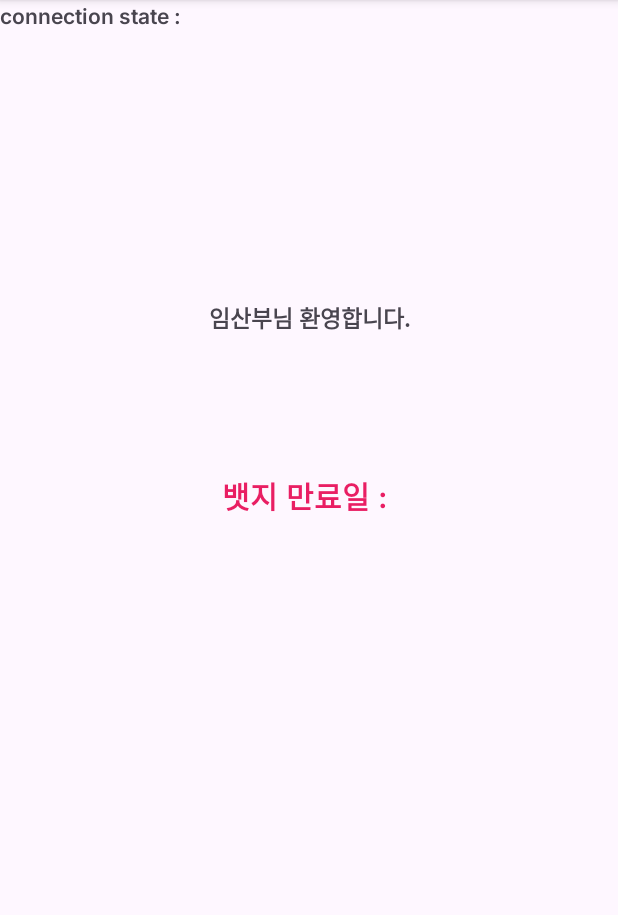
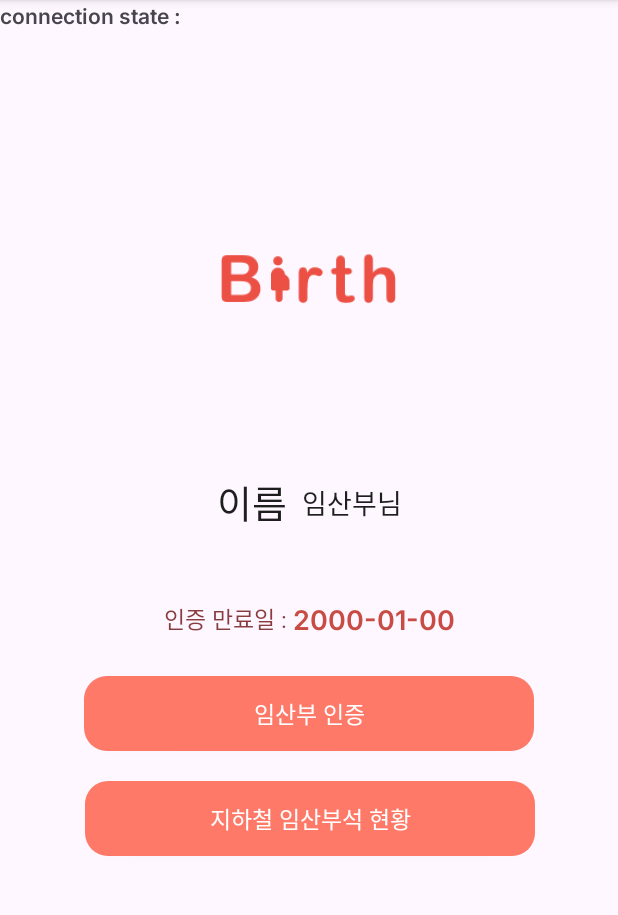
Before and after one commit to kchaeeun/Birth-FRONT, an Android app: the BluetoothActivity screen opened directly, with no data from a screen before it, on a phone screen of 412 x 824 dp, the part 96-1011 px from its top. Run offline under Robolectric (Android 15) with nearby library versions, the phone set to English and light mode, and no system bars.

Commit message:
feat : 인증 완료 화면 디자인 수정

```diff
--- a/app/src/main/AndroidManifest.xml
+++ b/app/src/main/AndroidManifest.xml
@@ -15,7 +15,6 @@
     <uses-permission android:name="android.permission.REQUEST_IGNORE_BATTERY_OPTIMIZATIONS" />
     <uses-permission android:name="android.permission.POST_NOTIFICATIONS" />
 
-
     <application
             android:name=".BluetoothApplication"
             android:allowBackup="true"
@@ -28,6 +27,10 @@
             android:theme="@style/Theme.Birth"
             android:usesCleartextTraffic="true"
             tools:targetApi="31">
+        <activity
+                android:name=".NoCertifiActivity"
+                android:exported="false" />
+
         <service
                 android:name=".service.BluetoothService"
                 android:enabled="true"
@@ -43,29 +46,31 @@
                 <action android:name="android.intent.action.BOOT_COMPLETED" />
             </intent-filter>
         </receiver>
-        <receiver android:name=".alarm.CheckAlarmReceiver"
+        <receiver
+                android:name=".alarm.CheckAlarmReceiver"
                 android:exported="false">
             <intent-filter>
-<!--                <action android:name="alarm-action"/>-->
-                <action android:name="kr.ac.duksung.birth.YES_ACTION"/>
+
+                <!-- <action android:name="alarm-action"/> -->
+                <action android:name="kr.ac.duksung.birth.YES_ACTION" />
             </intent-filter>
         </receiver>
-        <receiver android:name=".alarm.YesActionReceiver"
+        <receiver
+                android:name=".alarm.YesActionReceiver"
                 android:exported="false">
             <intent-filter>
-                <action android:name="kr.ac.duksung.birth.YES_ACTION"/>
+                <action android:name="kr.ac.duksung.birth.YES_ACTION" />
             </intent-filter>
         </receiver>
-        <receiver android:name=".alarm.NoActionReceiver"
+        <receiver
+                android:name=".alarm.NoActionReceiver"
                 android:exported="false">
             <intent-filter>
-                <action android:name="kr.ac.duksung.birth.NO_ACTION"/>
+                <action android:name="kr.ac.duksung.birth.NO_ACTION" />
             </intent-filter>
-        </receiver>
-
-<!--        <activity-->
-<!--                android:name=".CheckActivity"-->
-<!--                android:exported="false" />-->
+        </receiver> <!-- <activity -->
+        <!-- android:name=".CheckActivity" -->
+        <!-- android:exported="false" /> -->
         <activity
                 android:name=".MainActivity"
                 android:exported="true">
@@ -83,7 +88,7 @@
                 android:name="preloaded_fonts"
                 android:resource="@array/preloaded_fonts" />
 
-                <service android:name=".TestService" />
+        <service android:name=".TestService" />
     </application>
 
 </manifest>
--- /dev/null
+++ b/app/src/main/java/kr/ac/duksung/birth/NoCertifiActivity.kt
@@ -0,0 +1,11 @@
+package kr.ac.duksung.birth
+
+import androidx.appcompat.app.AppCompatActivity
+import android.os.Bundle
+
+class NoCertifiActivity : AppCompatActivity() {
+    override fun onCreate(savedInstanceState: Bundle?) {
+        super.onCreate(savedInstanceState)
+        setContentView(R.layout.activity_no_certifi)
+    }
+}
--- /dev/null
+++ b/app/src/main/res/drawable/btn_check_background_15.xml
@@ -0,0 +1,6 @@
+<?xml version="1.0" encoding="utf-8"?>
+<shape xmlns:android="http://schemas.android.com/apk/res/android"
+        android:shape="rectangle">
+    <solid android:color="#FE7968" /> <!-- 배경 색상 -->
+    <corners android:radius="15dp"/>
+</shape>
--- a/app/src/main/res/layout/activity_bluetooth.xml
+++ b/app/src/main/res/layout/activity_bluetooth.xml
@@ -5,6 +5,19 @@
     android:layout_width="match_parent"
     android:layout_height="match_parent"
     tools:context=".CheckActivity">
+
+    <ImageView
+            android:id="@+id/textView"
+            android:layout_width="122dp"
+            android:layout_height="50dp"
+            android:background="@drawable/ic_birth"
+            android:textSize="30sp"
+            app:layout_constraintEnd_toEndOf="parent"
+            app:layout_constraintHorizontal_bias="0.498"
+            app:layout_constraintStart_toStartOf="parent"
+            android:fontFamily="@font/inter_semibold"
+            app:layout_constraintTop_toTopOf="parent"
+            android:layout_marginTop="160dp" />
 
     <TextView
             android:id="@+id/textView3"
@@ -23,33 +36,114 @@
         app:layout_constraintStart_toEndOf="@+id/textView3"
         app:layout_constraintTop_toTopOf="parent" />
 
-    <TextView
-            android:id="@+id/textView2"
+    <androidx.constraintlayout.widget.ConstraintLayout
             android:layout_width="wrap_content"
             android:layout_height="wrap_content"
-            android:text="임산부님 환영합니다."
-            android:textSize="15sp"
-            android:textAlignment="center"
+            android:id="@+id/constraintLayout2"
+            app:layout_constraintTop_toBottomOf="@+id/textView"
+            app:layout_constraintStart_toStartOf="parent"
             app:layout_constraintEnd_toEndOf="parent"
-            app:layout_constraintStart_toStartOf="parent"
-            android:fontFamily="@font/inter_semibold"
-            app:layout_constraintTop_toTopOf="parent"
-            android:layout_marginTop="200dp"
-            android:gravity="center_horizontal" />
+            android:layout_marginTop="105dp">
 
-    <TextView
-            android:id="@+id/input_string_text"
+        <TextView
+                android:id="@+id/textView2"
+                android:layout_width="wrap_content"
+                android:layout_height="wrap_content"
+                android:text="이름"
+                android:textSize="25sp"
+                android:textAlignment="center"
+                android:textColor="#1E1E1E"
+                app:layout_constraintStart_toStartOf="parent"
+                android:fontFamily="@font/pretendard_extrabold"
+                android:gravity="center_horizontal"
+                app:layout_constraintTop_toTopOf="parent"
+                app:layout_constraintBottom_toBottomOf="parent" />
+
+        <TextView
+                android:id="@+id/preg_text"
+                android:layout_width="wrap_content"
+                android:layout_height="wrap_content"
+                android:text="임산부님"
+                android:textSize="18sp"
+                android:textAlignment="center"
+                android:textColor="#1E1E1E"
+                android:fontFamily="@font/pretendard_semibold"
+                android:gravity="center_horizontal"
+                app:layout_constraintStart_toEndOf="@+id/textView2"
+                android:layout_marginLeft="10dp"
+                android:layout_marginStart="10dp"
+                app:layout_constraintEnd_toEndOf="parent"
+                app:layout_constraintTop_toTopOf="parent"
+                app:layout_constraintBottom_toBottomOf="parent" />
+
+    </androidx.constraintlayout.widget.ConstraintLayout>
+
+    <androidx.constraintlayout.widget.ConstraintLayout
             android:layout_width="wrap_content"
             android:layout_height="wrap_content"
-            android:layout_marginTop="92dp"
-            android:text="뱃지 만료일 : "
-            android:textColor="#E91E63"
-            android:textSize="20sp"
+            app:layout_constraintStart_toStartOf="parent"
             app:layout_constraintEnd_toEndOf="parent"
+            app:layout_constraintTop_toBottomOf="@+id/constraintLayout2"
+            android:id="@+id/constraintLayout"
+            android:layout_marginTop="46dp">
+
+        <TextView
+                android:id="@+id/certi_text"
+                android:layout_width="84dp"
+                android:layout_height="24dp"
+                android:text="인증 만료일 : "
+                android:textColor="#883C3F"
+                android:textSize="15sp"
+                android:fontFamily="@font/pretendard_regular"
+                app:layout_constraintStart_toStartOf="parent"
+                app:layout_constraintBottom_toBottomOf="parent"
+                app:layout_constraintTop_toTopOf="parent" />
+
+        <TextView
+                android:id="@+id/input_string_text"
+                android:layout_width="wrap_content"
+                android:layout_height="wrap_content"
+                android:text="2000-01-00"
+                android:textColor="#C84C44"
+                android:textSize="18sp"
+                android:fontFamily="@font/inter_semibold"
+                app:layout_constraintStart_toEndOf="@+id/certi_text"
+                android:layout_marginLeft="2dp"
+                android:layout_marginStart="2dp"
+                app:layout_constraintEnd_toEndOf="parent"
+                app:layout_constraintBottom_toBottomOf="parent"
+                app:layout_constraintTop_toTopOf="parent" />
+    </androidx.constraintlayout.widget.ConstraintLayout>
+
+    <androidx.appcompat.widget.AppCompatButton
+            android:layout_width="300dp"
+            android:layout_height="50dp"
+            android:text="임산부 인증"
+            android:textSize="15sp"
+            android:textColor="@color/white"
+            android:fontFamily="@font/pretendard_regular"
+            android:background="@drawable/btn_check_background_15"
             app:layout_constraintStart_toStartOf="parent"
-            app:layout_constraintTop_toBottomOf="@+id/textView2"
-            android:fontFamily="@font/inter_semibold" />
+            app:layout_constraintEnd_toEndOf="parent"
+            app:layout_constraintTop_toBottomOf="@+id/constraintLayout"
+            android:layout_marginTop="26dp"
+            android:id="@+id/appCompatButton" />
+
+    <androidx.appcompat.widget.AppCompatButton
+            android:layout_width="300dp"
+            android:layout_height="50dp"
+            android:text="지하철 임산부석 현황"
+            android:textSize="15sp"
+            android:textColor="@color/white"
+            android:fontFamily="@font/pretendard_regular"
+            android:background="@drawable/btn_check_background_15"
+            app:layout_constraintStart_toStartOf="parent"
+            app:layout_constraintEnd_toEndOf="parent"
+            app:layout_constraintTop_toBottomOf="@+id/appCompatButton"
+            app:layout_constraintHorizontal_bias="0.504"
+            android:layout_marginTop="20dp" />
 </androidx.constraintlayout.widget.ConstraintLayout>
+
 
 <!--<?xml version="1.0" encoding="utf-8"?>-->
 <!--<LinearLayout-->
--- a/app/src/main/res/layout/activity_main.xml
+++ b/app/src/main/res/layout/activity_main.xml
@@ -17,7 +17,7 @@
             app:layout_constraintStart_toStartOf="parent"
             android:fontFamily="@font/inter_semibold"
             app:layout_constraintTop_toTopOf="parent"
-            android:layout_marginTop="184dp" />
+            android:layout_marginTop="160dp" />
 
     <androidx.appcompat.widget.AppCompatButton
             android:id="@+id/button"
--- /dev/null
+++ b/app/src/main/res/layout/activity_no_certifi.xml
@@ -0,0 +1,9 @@
+<?xml version="1.0" encoding="utf-8"?>
+<androidx.constraintlayout.widget.ConstraintLayout xmlns:android="http://schemas.android.com/apk/res/android"
+        xmlns:tools="http://schemas.android.com/tools"
+        xmlns:app="http://schemas.android.com/apk/res-auto"
+        android:layout_width="match_parent"
+        android:layout_height="match_parent"
+        tools:context=".NoCertifiActivity">
+
+</androidx.constraintlayout.widget.ConstraintLayout>
```
